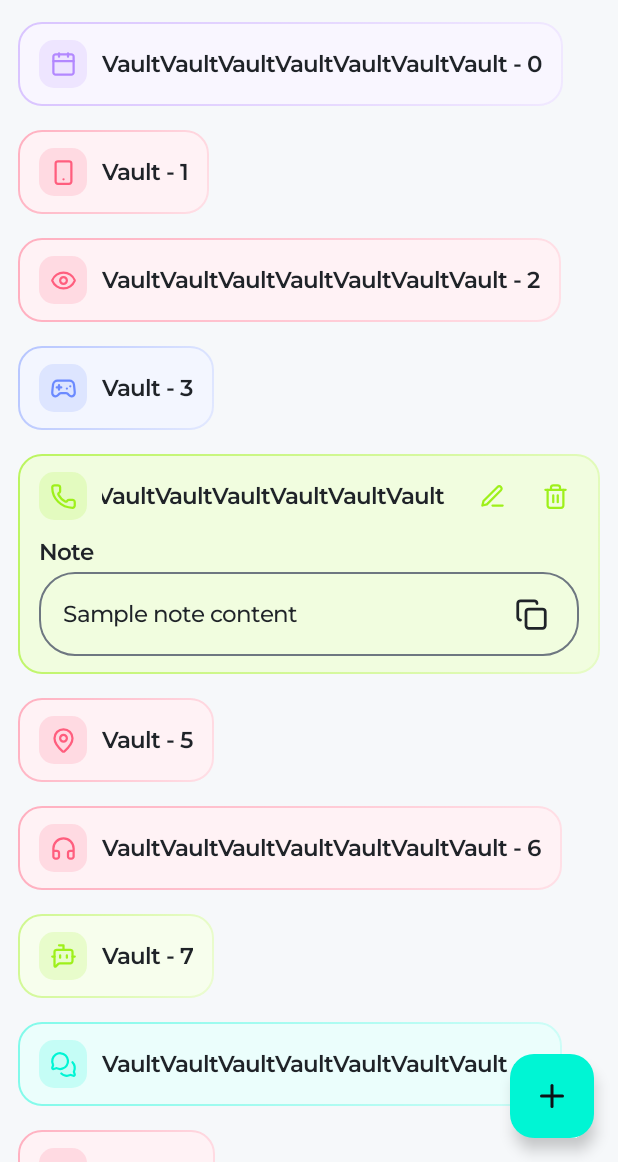
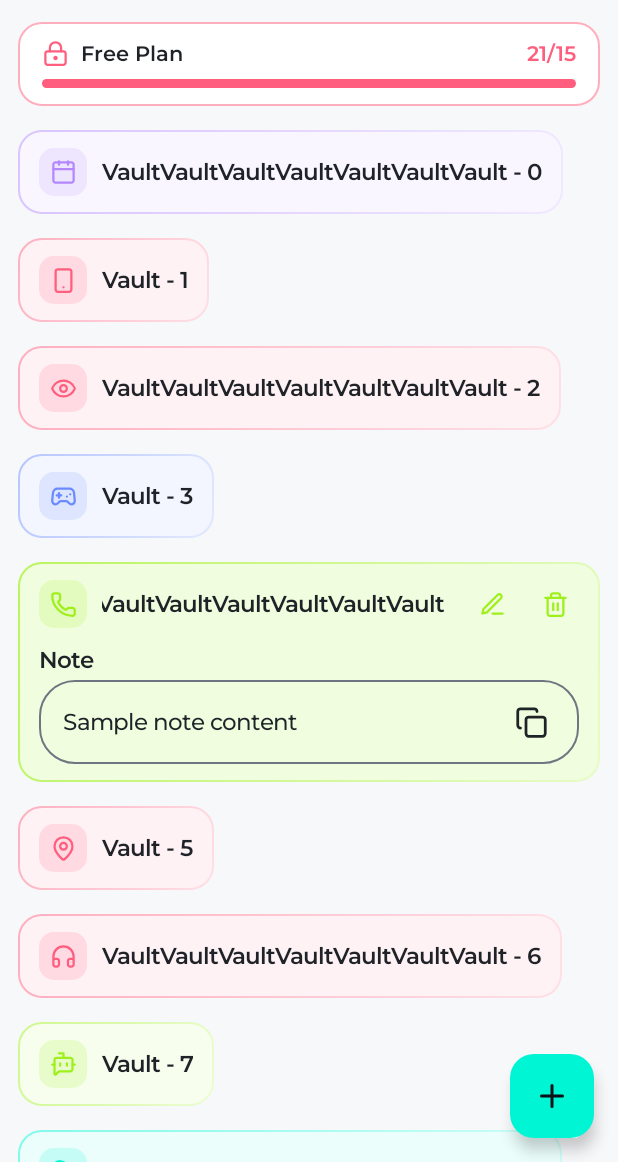
Before and after one commit to encorex32268/LocalVault, an Android app built with Jetpack Compose: the @Preview function VaultScreenPreview, on a phone screen of 412 x 824 dp, the part 74-1236 px from its top. Run offline under Robolectric (Android 15) with nearby library versions, the phone set to English and light mode, and no system bars.

Commit message:
feat(vault): add vault limit card and restrict max items for free plan

```diff
--- a/app/src/main/java/com/lihan/localvault/feature/vault/presentation/vault/VaultScreen.kt
+++ b/app/src/main/java/com/lihan/localvault/feature/vault/presentation/vault/VaultScreen.kt
@@ -12,6 +12,7 @@ import androidx.compose.foundation.layout.Box
 import androidx.compose.foundation.layout.Column
 import androidx.compose.foundation.layout.FlowRow
 import androidx.compose.foundation.layout.fillMaxSize
+import androidx.compose.foundation.layout.fillMaxWidth
 import androidx.compose.foundation.layout.padding
 import androidx.compose.foundation.layout.size
 import androidx.compose.foundation.rememberScrollState
@@ -66,6 +67,7 @@ import com.lihan.localvault.feature.vault.presentation.model.VaultContentUi
 import com.lihan.localvault.feature.vault.presentation.model.VaultFieldUi
 import com.lihan.localvault.feature.vault.presentation.model.VaultUi
 import com.lihan.localvault.feature.vault.presentation.vault.components.VaultItemCard
+import com.lihan.localvault.feature.vault.presentation.vault.components.VaultLimitCard
 import com.lihan.localvault.feature.vault.presentation.vault.components.VaultTopAppBar
 import org.koin.androidx.compose.koinViewModel
 import org.koin.compose.koinInject
@@ -127,7 +129,17 @@ fun VaultRoot(
         state = state,
         onAction = { action ->
             when (action) {
-                is VaultAction.OnCreateClick -> onNavigateToCreate()
+                is VaultAction.OnCreateClick -> {
+                    if (state.isLimitReached) {
+                        Toast.makeText(
+                            context,
+                            context.getString(R.string.vault_limit_reached, state.totalCount, state.maxVaultCount),
+                            Toast.LENGTH_SHORT
+                        ).show()
+                    } else {
+                        onNavigateToCreate()
+                    }
+                }
                 is VaultAction.OnEditClick -> onNavigateToEdit(action.id)
                 is VaultAction.OnCopyClick -> {
                     clipboardManager.setText(AnnotatedString(action.text))
@@ -199,12 +211,23 @@ private fun VaultScreen(
                 }
             }
         } else {
-            FlowRow(
+            Column(
                 modifier = Modifier
                     .fillMaxSize()
                     .padding(paddingValues)
                     .padding(horizontal = 12.dp)
                     .verticalScroll(rememberScrollState()),
+                verticalArrangement = Arrangement.spacedBy(16.dp)
+            ) {
+                if (!state.isSearchActive) {
+                    VaultLimitCard(
+                        currentCount = state.totalCount,
+                        maxCount = state.maxVaultCount
+                    )
+                }
+
+                FlowRow(
+                    modifier = Modifier.fillMaxWidth(),
                     verticalArrangement = Arrangement.spacedBy(16.dp),
                     horizontalArrangement = Arrangement.spacedBy(16.dp)
                 ) {
@@ -213,6 +236,7 @@ private fun VaultScreen(
                             vault = item,
                             onAction = onAction
                         )
+                    }
                 }
             }
         }
--- a/app/src/main/java/com/lihan/localvault/feature/vault/presentation/vault/VaultState.kt
+++ b/app/src/main/java/com/lihan/localvault/feature/vault/presentation/vault/VaultState.kt
@@ -1,6 +1,8 @@
 package com.lihan.localvault.feature.vault.presentation.vault
 
 import com.lihan.localvault.feature.vault.presentation.model.VaultUi
+
+const val MAX_FREE_VAULTS = 15
 
 data class VaultState(
     val isLoading: Boolean = false,
@@ -9,8 +11,12 @@ data class VaultState(
     val isSearchActive: Boolean = false,
     val deleteTargetId: Long? = null,
     val isDarkTheme: Boolean = true,
-    val isAuthenticatedSession: Boolean = false
+    val isAuthenticatedSession: Boolean = false,
+    val maxVaultCount: Int = MAX_FREE_VAULTS
 ) {
+    val totalCount: Int get() = items.size
+    val isLimitReached: Boolean get() = items.size >= maxVaultCount
+
     val filteredItems: List<VaultUi>
         get() = if (searchQuery.isBlank()) {
             items
--- /dev/null
+++ b/app/src/main/java/com/lihan/localvault/feature/vault/presentation/vault/components/VaultLimitCard.kt
@@ -0,0 +1,126 @@
+package com.lihan.localvault.feature.vault.presentation.vault.components
+
+import androidx.compose.foundation.BorderStroke
+import androidx.compose.foundation.layout.Arrangement
+import androidx.compose.foundation.layout.Column
+import androidx.compose.foundation.layout.Row
+import androidx.compose.foundation.layout.fillMaxWidth
+import androidx.compose.foundation.layout.height
+import androidx.compose.foundation.layout.padding
+import androidx.compose.foundation.layout.size
+import androidx.compose.foundation.shape.RoundedCornerShape
+import androidx.compose.material3.Icon
+import androidx.compose.material3.LinearProgressIndicator
+import androidx.compose.material3.MaterialTheme
+import androidx.compose.material3.Surface
+import androidx.compose.material3.Text
+import androidx.compose.runtime.Composable
+import androidx.compose.ui.Alignment
+import androidx.compose.ui.Modifier
+import androidx.compose.ui.graphics.StrokeCap
+import androidx.compose.ui.graphics.vector.ImageVector
+import androidx.compose.ui.res.stringResource
+import androidx.compose.ui.res.vectorResource
+import androidx.compose.ui.text.font.FontWeight
+import androidx.compose.ui.tooling.preview.Preview
+import androidx.compose.ui.unit.dp
+import androidx.compose.ui.unit.sp
+import com.lihan.localvault.R
+import com.lihan.localvault.core.presentation.ui.theme.LocalVaultTheme
+import com.lihan.localvault.core.presentation.ui.theme.OnBackground
+import com.lihan.localvault.core.presentation.ui.theme.Placeholder
+import com.lihan.localvault.core.presentation.ui.theme.Primary
+import com.lihan.localvault.core.presentation.ui.theme.SurfaceContainer
+import com.lihan.localvault.core.presentation.ui.theme.VaultCoralRed
+
+@Composable
+fun VaultLimitCard(
+    currentCount: Int,
+    maxCount: Int,
+    modifier: Modifier = Modifier
+) {
+    val isLimitReached = currentCount >= maxCount
+    val progress = (currentCount.toFloat() / maxCount.coerceAtLeast(1).toFloat()).coerceIn(0f, 1f)
+
+    Surface(
+        modifier = modifier.fillMaxWidth(),
+        shape = RoundedCornerShape(16.dp),
+        color = SurfaceContainer,
+        border = BorderStroke(
+            width = 1.dp,
+            color = if (isLimitReached) VaultCoralRed.copy(alpha = 0.5f) else SurfaceContainer
+        )
+    ) {
+        Column(
+            modifier = Modifier.padding(horizontal = 16.dp, vertical = 12.dp),
+            verticalArrangement = Arrangement.spacedBy(8.dp)
+        ) {
+            Row(
+                modifier = Modifier.fillMaxWidth(),
+                verticalAlignment = Alignment.CenterVertically,
+                horizontalArrangement = Arrangement.SpaceBetween
+            ) {
+                Row(
+                    verticalAlignment = Alignment.CenterVertically,
+                    horizontalArrangement = Arrangement.spacedBy(8.dp)
+                ) {
+                    Icon(
+                        modifier = Modifier.size(18.dp),
+                        imageVector = ImageVector.vectorResource(R.drawable.lock_keyhole),
+                        contentDescription = null,
+                        tint = if (isLimitReached) VaultCoralRed else Primary
+                    )
+                    Text(
+                        text = stringResource(R.string.free_plan),
+                        style = MaterialTheme.typography.bodyMedium.copy(
+                            fontWeight = FontWeight.SemiBold,
+                            color = OnBackground,
+                            fontSize = 14.sp
+                        )
+                    )
+                }
+
+                Text(
+                    text = stringResource(R.string.vault_limit_count, currentCount, maxCount),
+                    style = MaterialTheme.typography.bodyMedium.copy(
+                        fontWeight = FontWeight.Bold,
+                        color = if (isLimitReached) VaultCoralRed else Primary,
+                        fontSize = 14.sp
+                    )
+                )
+            }
+
+            LinearProgressIndicator(
+                progress = { progress },
+                modifier = Modifier
+                    .fillMaxWidth()
+                    .height(6.dp),
+                color = if (isLimitReached) VaultCoralRed else Primary,
+                trackColor = Placeholder.copy(alpha = 0.2f),
+                strokeCap = StrokeCap.Round
+            )
+        }
+    }
+}
+
+@Preview
+@Composable
+private fun VaultLimitCardNormalPreview() {
+    LocalVaultTheme(darkTheme = true) {
+        VaultLimitCard(
+            currentCount = 5,
+            maxCount = 15
+        )
+    }
+}
+
+@Preview
+@Composable
+private fun VaultLimitCardFullPreview() {
+    LocalVaultTheme(darkTheme = true) {
+        VaultLimitCard(
+            currentCount = 15,
+            maxCount = 15
+        )
+    }
+}
--- a/app/src/main/res/values/strings.xml
+++ b/app/src/main/res/values/strings.xml
@@ -37,4 +37,7 @@
     <string name="biometric_prompt_title">Unlock Vault</string>
     <string name="biometric_prompt_subtitle">Verify your identity to view vault details</string>
     <string name="error_activity_not_found">Unable to authenticate: Activity not found</string>
+    <string name="free_plan">Free Plan</string>
+    <string name="vault_limit_count">%1$d/%2$d</string>
+    <string name="vault_limit_reached">Free plan limit reached (%1$d/%2$d)</string>
 </resources>
```
Lines whose indentation alone changed are shown as unchanged.
